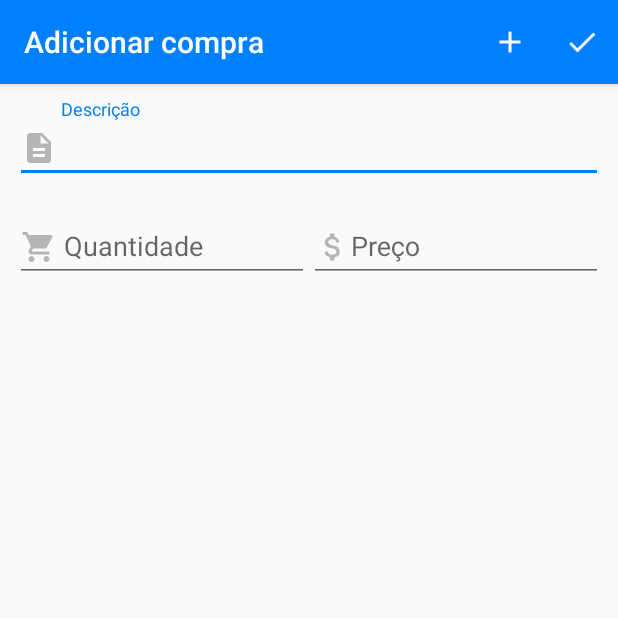
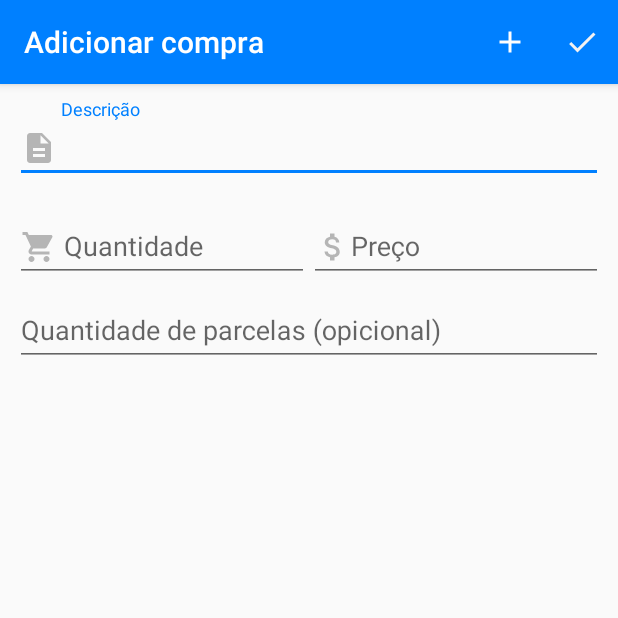
Before and after one commit to JosivanioMarinho/Lista-de-clientes, an Android app: the AdicionarCompraActivity screen opened directly, with no data from a screen before it, after a tap on "Salvar", on a phone screen of 412 x 824 dp, the top half of it. Run offline under Robolectric (Android 15) with nearby library versions, the phone set to English and light mode, and no system bars; 1 statement that could not run was skipped.

Commit message:
Adicionado campo de parcelas

```diff
--- a/app/build.gradle
+++ b/app/build.gradle
@@ -8,8 +8,8 @@ android {
         applicationId "com.app.listadeclientes"
         minSdkVersion 16
         targetSdkVersion 29
-        versionCode 1
-        versionName "1.0"
+        versionCode 3
+        versionName "1.2"
 
         testInstrumentationRunner "androidx.test.runner.AndroidJUnitRunner"
         android.defaultConfig.vectorDrawables.useSupportLibrary = true
--- a/app/src/main/java/com/app/listadeclientes/activity/AdicionarCompraActivity.java
+++ b/app/src/main/java/com/app/listadeclientes/activity/AdicionarCompraActivity.java
@@ -22,6 +22,7 @@ public class AdicionarCompraActivity extends AppCompatActivity {
     private TextInputEditText inputDescricao;
     private TextInputEditText inputQuantidade;
     private TextInputEditText inputPreco;
+    private TextInputEditText inputQtdParcelas;
 
     private Compra compraAtual;
     private Cliente clienteID;
@@ -31,9 +32,10 @@ public class AdicionarCompraActivity extends AppCompatActivity {
         super.onCreate(savedInstanceState);
         setContentView(R.layout.activity_adicionar_compra);
 
-        inputDescricao  = findViewById(R.id.inputDescricao);
-        inputQuantidade = findViewById(R.id.inputQuantidade);
-        inputPreco      = findViewById(R.id.inputPreco);
+        inputDescricao   = findViewById(R.id.inputDescricao);
+        inputQuantidade  = findViewById(R.id.inputQuantidade);
+        inputPreco       = findViewById(R.id.inputPreco);
+        inputQtdParcelas = findViewById(R.id.inputQtdParcelas);
 
         //Recuperar os dados da compra para atualiza-la
         compraAtual = (Compra) getIntent().getSerializableExtra("atualizarCompra");
@@ -43,6 +45,7 @@ public class AdicionarCompraActivity extends AppCompatActivity {
             inputDescricao.setText(compraAtual.getDescricao());
             inputQuantidade.setText(String.valueOf(compraAtual.getQuantidade()));
             inputPreco.setText(String.valueOf(compraAtual.getPreco()));
+            inputQtdParcelas.setText(String.valueOf(compraAtual.getQtdParcelas()));
 
             //Mudar título da toobar caso seja edição da compra
             getSupportActionBar().setTitle("Atualizar dados da compra");
@@ -76,8 +79,9 @@ public class AdicionarCompraActivity extends AppCompatActivity {
                     String quantidade = inputQuantidade.getText().toString();
                     String preco      = inputPreco.getText().toString();
                     Double total      = 0.0;
+                    String parcelas  = inputQtdParcelas.getText().toString();
 
-                    boolean camposValidados = validarCampos(descricao, quantidade, preco, total);
+                    boolean camposValidados = validarCampos(descricao, quantidade, preco, total, parcelas);
 
                     if (camposValidados){
                         Compra compraAtualizar = new Compra();
@@ -87,6 +91,7 @@ public class AdicionarCompraActivity extends AppCompatActivity {
                         compraAtualizar.setPreco(Double.parseDouble(preco));
                         total = Integer.parseInt(quantidade) * Double.parseDouble(preco);
                         compraAtualizar.setValor(total);
+                        compraAtualizar.setQtdParcelas(Integer.parseInt(parcelas));
 
                         //Atualizar banco de dados
                         if (compraDAO.atualizar(compraAtualizar)){
@@ -104,10 +109,10 @@ public class AdicionarCompraActivity extends AppCompatActivity {
                     String quantidade = inputQuantidade.getText().toString();
                     String preco      = inputPreco.getText().toString();
                     Double total      = 0.0;
+                    String parcelas   = inputQtdParcelas.getText().toString();
                     Long cID          = clienteID.getId();
-                    Log.d("cID", " ID do cliente --- " + cID);
 
-                    boolean camposValidados = validarCampos(descricao, quantidade, preco, total);
+                    boolean camposValidados = validarCampos(descricao, quantidade, preco, total, parcelas);
 
                     if (camposValidados){
                         Compra compra = new Compra();
@@ -117,6 +122,7 @@ public class AdicionarCompraActivity extends AppCompatActivity {
                         compra.setPreco(Double.parseDouble(preco));
                         total = Integer.parseInt(quantidade) * Double.parseDouble(preco);
                         compra.setValor(total);
+                        compra.setQtdParcelas(Integer.parseInt(parcelas));
                         compra.setClient_id(cID);
 
                         if (compraDAO.salvar(compra)){
@@ -136,7 +142,7 @@ public class AdicionarCompraActivity extends AppCompatActivity {
         return super.onOptionsItemSelected(item);
     }
 
-    public boolean validarCampos(String descricao, String quantidade, String preco, Double total){
+    public boolean validarCampos(String descricao, String quantidade, String preco, Double total, String parcelas){
 
         boolean campos = true;
 
@@ -144,6 +150,7 @@ public class AdicionarCompraActivity extends AppCompatActivity {
         if (quantidade == null || quantidade.equals("")){campos = false;}
         if (preco == null || preco.equals("")){campos = false;}
         if (total == null || total.equals("")){campos = false;}
+        if (parcelas == null || parcelas.equals("")){campos = false;}
 
         return campos;
     }
--- a/app/src/main/res/layout/activity_adicionar_compra.xml
+++ b/app/src/main/res/layout/activity_adicionar_compra.xml
@@ -61,4 +61,17 @@
 
     </LinearLayout>
 
+    <com.google.android.material.textfield.TextInputLayout
+        android:layout_width="match_parent"
+        android:layout_height="match_parent"
+        android:layout_weight="1">
+
+        <com.google.android.material.textfield.TextInputEditText
+            android:id="@+id/inputQtdParcelas"
+            android:layout_width="match_parent"
+            android:layout_height="wrap_content"
+            android:hint="Quantidade de parcelas (opicional)"
+            android:inputType="number" />
+    </com.google.android.material.textfield.TextInputLayout>
+
 </LinearLayout>
```
Also changed, not shown: app/src/main/java/com/app/listadeclientes/activity/DadosClienteActivity.java (+12 -0 lines), app/src/main/java/com/app/listadeclientes/adapter/AdapterListaCompras.java (+7 -2 lines), app/src/main/java/com/app/listadeclientes/helper/BdHelper.java (+6 -2 lines), app/src/main/java/com/app/listadeclientes/helper/CompraDAO.java (+18 -0 lines), app/src/main/java/com/app/listadeclientes/model/Compra.java (+9 -0 lines), app/src/main/res/layout/activity_dados_cliente.xml (+12 -1 lines), app/src/main/res/layout/adapter_lista_compra.xml (+24 -0 lines), 1 other file.
